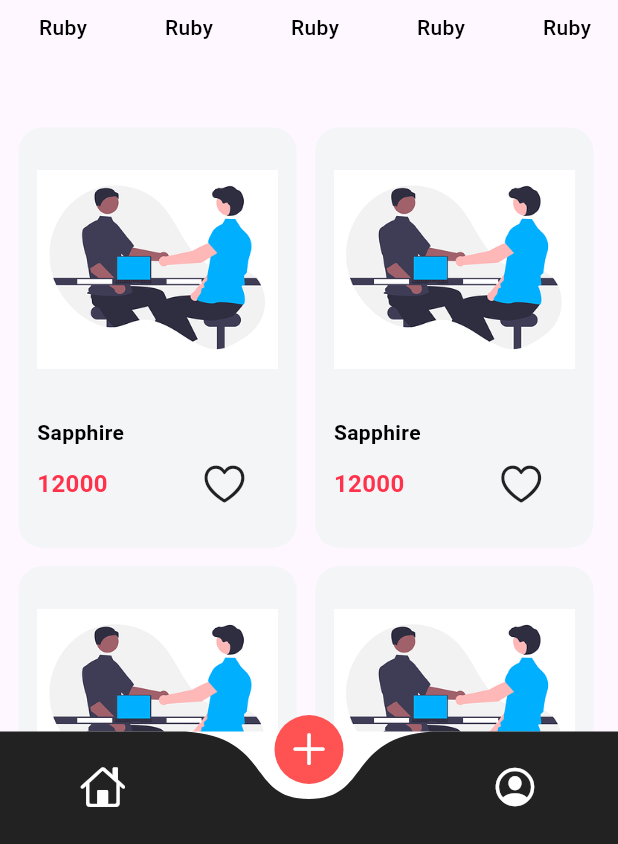
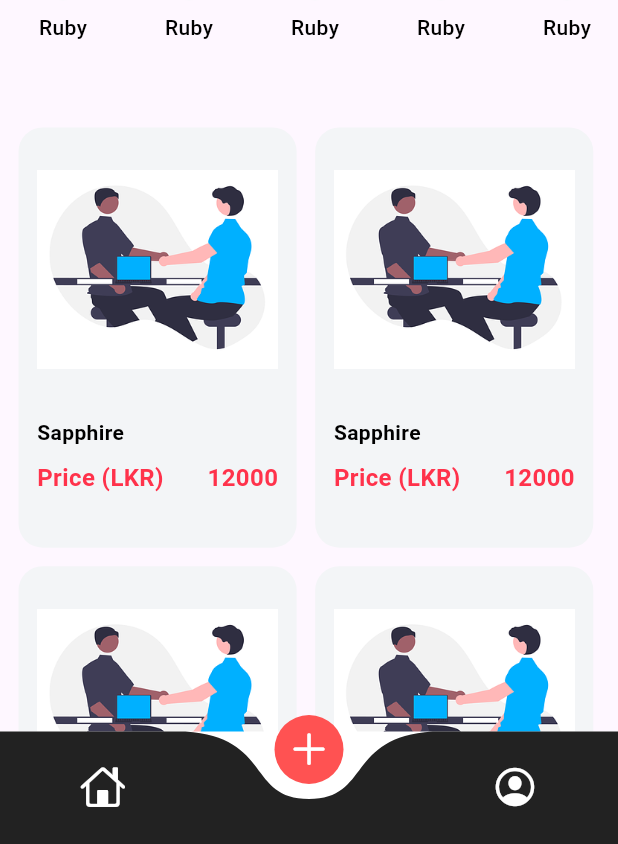
Before and after one commit to Sabithfulail/gem_book_mobile_app, a Flutter app: the HomeView screen opened by its route, on a phone screen of 412 x 824 dp, the part 392-1236 px from its top. Run offline on Flutter 3.47's test engine with Material 3 defaults, Android fonts, the phone set to English and light mode, and no system bars; drawn by our look-alikes of curved_navigation_bar; our stand-ins replace flutter_svg, sizer.

Commit message:
Create add post view

```diff
--- a/lib/features/presentation/views/home_view/home_view.dart
+++ b/lib/features/presentation/views/home_view/home_view.dart
@@ -28,7 +28,7 @@ class _HomeViewState extends State<HomeView> {
   List<Gem> listGems = [
     Gem(
         imagePath: AppImages.intoImg,
-        name: 'Sapphire ',
+        name: 'Sapphire',
         price: '12000',
         type: 'Sep'),
     Gem(
@@ -153,7 +153,7 @@ class _HomeViewState extends State<HomeView> {
             Row(
               children: [
                 InkWell(
-                  onTap: (){
+                  onTap: () {
                     // setState(() {
                     //   if(listGems[0].isFavourite == false){
                     //     listGems[0].isFavourite =true;
@@ -166,18 +166,25 @@ class _HomeViewState extends State<HomeView> {
                       imagePath: listGems[0].imagePath,
                       name: listGems[0].name,
                       price: listGems[0].price,
-                      isFavourite: true,
                       onTapCallback: () {}),
                 ),
                 GemCardWidget(
                     imagePath: listGems[0].imagePath,
                     name: listGems[0].name,
                     price: listGems[0].price,
-                    isFavourite: true,
                     onTapCallback: () {}),
               ],
             ),
-            SizedBox(height: 5.h)
+            SizedBox(height: 5.h),
+            GemCardWidget(
+                imagePath: listGems[0].imagePath,
+                name: listGems[0].name,
+                price: listGems[0].price,
+                onTapCallback: () {
+                  Navigator.pushNamed(context, Routes.kGemDetailView,
+                      arguments: listGems[0]);
+                }),
+            SizedBox(height: 5.h),
           ],
         ),
       ),
@@ -348,9 +355,7 @@ class _HomeViewState extends State<HomeView> {
         if (index == 0) {
           // Navigator.pushNamed(context, Routes.kIntroPage);
         } else if (index == 1) {
-        } else if (index == 2) {
-
-        }
+        } else if (index == 2) {}
         setState(() {});
       },
       letIndexChange: (page) => true,
--- a/lib/features/presentation/widgets/gem.dart
+++ b/lib/features/presentation/widgets/gem.dart
@@ -1,15 +1,23 @@
-import 'package:flutter/material.dart';
 
-class Gem{
+class Gem {
   final String imagePath;
   final String name;
   final String price;
   final String type;
-   bool isFavourite;
+  final String? color;
+  final String details;
+  final String weight;
+  final String certificatePath;
+
+
   Gem({
     required this.imagePath,
     required this.name,
     required this.price,
     required this.type,
-    this.isFavourite = false});
+    this.details = "",
+    this.certificatePath = "",
+    this.weight = "",
+    this.color
+  });
 }
--- a/lib/features/presentation/widgets/gem_card.dart
+++ b/lib/features/presentation/widgets/gem_card.dart
@@ -1,5 +1,6 @@
 import 'package:flutter/cupertino.dart';
 import 'package:flutter/material.dart';
+import 'package:gem_book/units/app_strings.dart';
 import 'package:sizer/sizer.dart';
 
 class GemCardWidget extends StatelessWidget {
@@ -7,7 +8,6 @@ class GemCardWidget extends StatelessWidget {
   final String name;
   final String price;
   final VoidCallback onTapCallback;
-  final bool isFavourite;
 
   const GemCardWidget(
       {super.key,
@@ -15,7 +15,7 @@ class GemCardWidget extends StatelessWidget {
       required this.name,
       required this.price,
       required this.onTapCallback,
-      this.isFavourite = false});
+      });
 
   @override
   Widget build(BuildContext context) {
@@ -52,7 +52,16 @@ class GemCardWidget extends StatelessWidget {
                   ),
                   SizedBox(height: 1.h),
                   Row(
+                   mainAxisAlignment: MainAxisAlignment.spaceBetween,
                     children: [
+                      const Text(
+                        AppStrings.priceLKR,
+                        style: TextStyle(
+                            color: Color(0xffFF324B),
+                            fontSize: 16,
+                            fontWeight: FontWeight.bold),
+                      ),
+
                       Text(
                         price,
                         style: const TextStyle(
@@ -60,17 +69,6 @@ class GemCardWidget extends StatelessWidget {
                             fontSize: 16,
                             fontWeight: FontWeight.bold),
                       ),
-                       SizedBox(width: 15.w),
-                       isFavourite
-                           ?const Icon(
-                         CupertinoIcons.heart_fill,
-                         color: Colors.red,
-                         size: 32,
-                       )
-                           :const Icon(
-                         CupertinoIcons.heart,
-                         size: 32,
-                       )
                     ],
                   )
                 ],
--- a/lib/units/app_colors.dart
+++ b/lib/units/app_colors.dart
@@ -5,6 +5,12 @@ class AppColors {
   static const Color baseColor = Colors.black87;
   static const Color appWhiteColor = Colors.white;
   static const Color appTextGrayColor = Colors.black54;
+  static const Color appLightGrayColor = Color(0xffA7ABAD);
+  static const Color appBlackColor = Colors.black;
+  static const Color appTextDarkGray =Colors.black87;
+  static const Color appTextFieldFillColor = Color(0xffF0F2F3);
+  static const Color appSummaryTextDarkBlueColor = Color(0xff002538);
+
 
   static  LinearGradient primaryGradient =
   LinearGradient(colors: [baseColor.withOpacity(.7),baseColor]);
--- a/lib/units/app_images.dart
+++ b/lib/units/app_images.dart
@@ -9,4 +9,7 @@ class AppImages {
   /// SVG
   static const String iconMenu = '${kSVGImagePath}icon_menu$kSVGType';
   static const String icNotificationBell = '${kSVGImagePath}notification_bell$kSVGType';
+  static const String iconCamera = '${kSVGImagePath}app_camera$kSVGType';
+  static const String iconVisibilityShow = '${kSVGImagePath}visibility_show$kSVGType';
+  static const String iconVisibilityHide = '${kSVGImagePath}visibility_hide$kSVGType';
 }
--- a/lib/units/app_strings.dart
+++ b/lib/units/app_strings.dart
@@ -18,6 +18,9 @@ class AppStrings {
   static const String notification = "Notification";
   static const String profile = "Profile";
   static const String settings = "Settings";
+  static const String price = "Price";
+  static const String addPost = "Add Post";
+  static const String priceLKR = "Price (LKR)";
 
 
 
--- a/lib/units/routes.dart
+++ b/lib/units/routes.dart
@@ -7,6 +7,8 @@ import '../features/presentation/views/intro/intro_page.dart';
 import '../features/presentation/views/login/sign_up_view.dart';
 import '../features/presentation/views/notificaation/notification__view.dart';
 import '../features/presentation/views/splash/splash_view.dart';
+import '../features/presentation/widgets/gem.dart';
+import '../features/presentation/widgets/gem_details_view.dart';
 
 
 
@@ -18,6 +20,7 @@ class Routes {
   static const String kIntroPage = 'kIntroPage';
   static const String kContactUsPage = 'kContactUsPage';
   static const String kNotificationView = 'kNotificationView';
+  static const String kGemDetailView = 'kGemDetailView';
 
 
   static Route<dynamic> generateRoute(RouteSettings settings) {
@@ -51,12 +54,19 @@ class Routes {
       case Routes.kContactUsPage:
         return MaterialPageRoute(
           builder: (_) => const ContactUsPage(),
-          settings: const RouteSettings(name: kIntroPage),
+          settings: const RouteSettings(name: kContactUsPage),
         );
       case Routes.kNotificationView:
         return MaterialPageRoute(
           builder: (_) => const NotificationView(),
-          settings: const RouteSettings(name: kIntroPage),
+          settings: const RouteSettings(name: kNotificationView),
+        );
+      case Routes.kGemDetailView:
+        return MaterialPageRoute(
+          builder: (_) =>  GemDetailView(
+            gem: settings.arguments as Gem,
+          ),
+          settings: const RouteSettings(name: kGemDetailView),
         );
 
 
```
Also changed, not shown: lib/features/presentation/views/add_post/add_post_view.dart (added, +32 -0 lines), lib/features/presentation/widgets/gem_details_view.dart (added, +90 -0 lines), lib/features/presentation/widgets/image_border_view.dart (added, +109 -0 lines), lib/units/common_text_field.dart (added, +149 -0 lines), images/svgs/app_camera.svg (added), images/svgs/visibility_hide.svg (added), images/svgs/visibility_show.svg (added), 1 other file.
